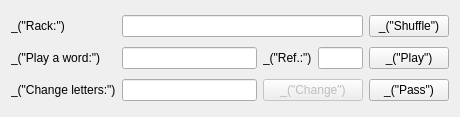
Qt form qt/ui/player_widget.ui (cjlano/eliot) before a commit.
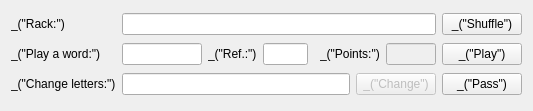
The same form after that commit.

Commit message: Display the points of the word entered by the player before validating it.

The edit to the form file:
```diff
--- a/qt/ui/player_widget.ui
+++ b/qt/ui/player_widget.ui
@@ -6,8 +6,8 @@
    <rect>
     <x>0</x>
     <y>0</y>
-    <width>460</width>
-    <height>117</height>
+    <width>533</width>
+    <height>111</height>
    </rect>
   </property>
   <layout class="QGridLayout" name="gridLayout">
@@ -18,14 +18,14 @@
      </property>
     </widget>
    </item>
-   <item row="0" column="1" colspan="3">
+   <item row="0" column="1" colspan="6">
     <widget class="QLineEdit" name="lineEditRack">
      <property name="readOnly">
       <bool>true</bool>
      </property>
     </widget>
    </item>
-   <item row="0" column="4">
+   <item row="0" column="7">
     <widget class="QPushButton" name="pushButtonShuffle">
      <property name="text">
       <string>_(&quot;Shuffle&quot;)</string>
@@ -39,24 +39,7 @@
      </property>
     </widget>
    </item>
-   <item row="2" column="1">
-    <widget class="QLineEdit" name="lineEditChange">
-     <property name="toolTip">
-      <string>_(&quot;Enter the letters you want to change&quot;)</string>
-     </property>
-    </widget>
-   </item>
-   <item row="2" column="2" colspan="2">
-    <widget class="QPushButton" name="pushButtonChange">
-     <property name="enabled">
-      <bool>false</bool>
-     </property>
-     <property name="text">
-      <string>_(&quot;Change&quot;)</string>
-     </property>
-    </widget>
-   </item>
-   <item row="2" column="4">
+   <item row="2" column="7">
     <widget class="QPushButton" name="pushButtonPass">
      <property name="text">
       <string>_(&quot;Pass&quot;)</string>
@@ -87,7 +70,7 @@
      </property>
     </widget>
    </item>
-   <item row="1" column="4">
+   <item row="1" column="7">
     <widget class="QPushButton" name="pushButtonPlay">
      <property name="text">
       <string>_(&quot;Play&quot;)</string>
@@ -116,6 +99,53 @@
      </property>
     </widget>
    </item>
+   <item row="1" column="6">
+    <widget class="QLineEdit" name="lineEditPoints">
+     <property name="enabled">
+      <bool>false</bool>
+     </property>
+     <property name="sizePolicy">
+      <sizepolicy hsizetype="Fixed" vsizetype="Fixed">
+       <horstretch>0</horstretch>
+       <verstretch>0</verstretch>
+      </sizepolicy>
+     </property>
+     <property name="maximumSize">
+      <size>
+       <width>50</width>
+       <height>16777215</height>
+      </size>
+     </property>
+    </widget>
+   </item>
+   <item row="1" column="5">
+    <widget class="QLabel" name="label_4">
+     <property name="text">
+      <string>_(&quot;Points:&quot;)</string>
+     </property>
+    </widget>
+   </item>
+   <item row="2" column="1" colspan="6">
+    <layout class="QHBoxLayout" name="horizontalLayout">
+     <item>
+      <widget class="QLineEdit" name="lineEditChange">
+       <property name="toolTip">
+        <string>_(&quot;Enter the letters you want to change&quot;)</string>
+       </property>
+      </widget>
+     </item>
+     <item>
+      <widget class="QPushButton" name="pushButtonChange">
+       <property name="enabled">
+        <bool>false</bool>
+       </property>
+       <property name="text">
+        <string>_(&quot;Change&quot;)</string>
+       </property>
+      </widget>
+     </item>
+    </layout>
+   </item>
   </layout>
  </widget>
  <tabstops>
```
Left out of the diff: 1 changed line with no effect on the pictures. The commit also changes 7 other files.
